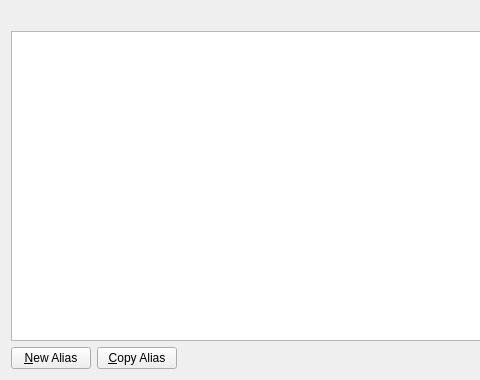
First picture: the form in src/qt/forms/myaliaslistpage.ui, repository syscoin/syscoin1, before the edit; both pictures show x 0 to 480 and y 0 to 380 of the 760 by 380 pixel window.
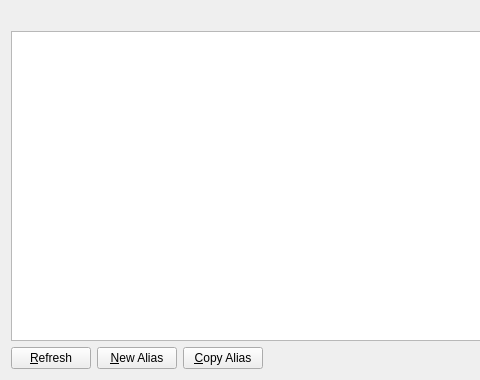
Second picture: the form after the edit. Icons and pictures are not drawn.

Diff of the .ui file:
```diff
--- a/src/qt/forms/myaliaslistpage.ui
+++ b/src/qt/forms/myaliaslistpage.ui
@@ -54,6 +54,17 @@
    </item>
    <item>
     <layout class="QHBoxLayout" name="horizontalLayout">
+     <item>
+      <widget class="QPushButton" name="refreshButton">
+       <property name="text">
+        <string>&amp;Refresh</string>
+       </property>
+       <property name="icon">
+        <iconset resource="../bitcoin.qrc">
+         <normaloff>:/icons/alias</normaloff>:/icons/alias</iconset>
+       </property>
+      </widget>
+     </item>
      <item>
       <widget class="QPushButton" name="newAlias">
        <property name="toolTip">
```
